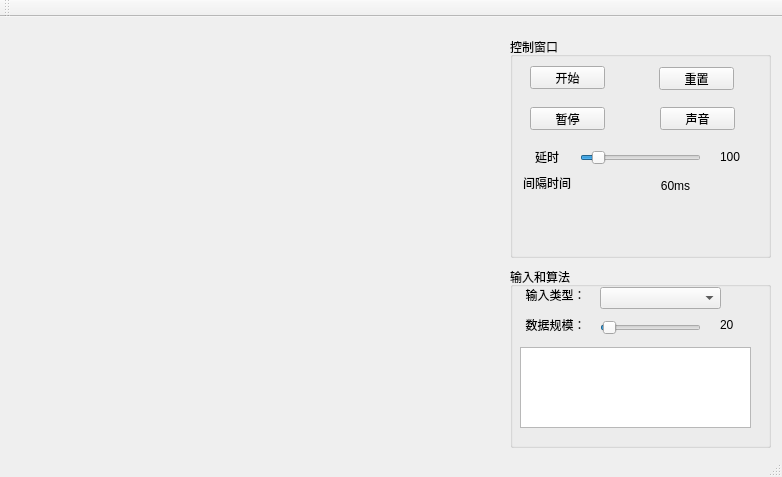
The window that mainwindow.ui (zxjbill/SortingAlgorithmDemo) describes before a commit, drawn with Qt 5.
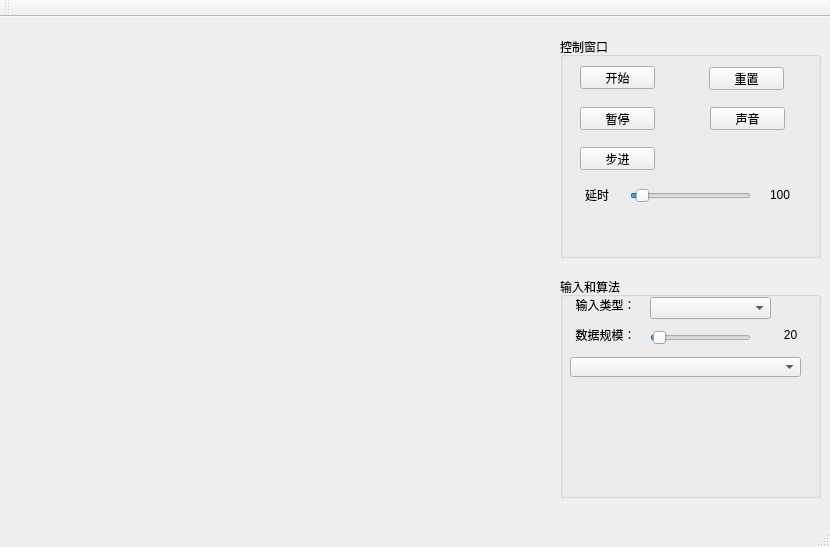
The same window after the commit.

Commit message: 增加了步进

```diff
--- a/mainwindow.ui
+++ b/mainwindow.ui
@@ -6,8 +6,8 @@
    <rect>
     <x>0</x>
     <y>0</y>
-    <width>782</width>
-    <height>477</height>
+    <width>830</width>
+    <height>547</height>
    </rect>
   </property>
   <property name="windowTitle">
@@ -17,7 +17,7 @@
    <widget class="QGroupBox" name="animationControlGBox">
     <property name="geometry">
      <rect>
-      <x>510</x>
+      <x>560</x>
       <y>20</y>
       <width>261</width>
       <height>221</height>
@@ -52,7 +52,7 @@
       <string>重置</string>
      </property>
     </widget>
-    <widget class="QPushButton" name="stepBtn">
+    <widget class="QPushButton" name="stopBtn">
      <property name="geometry">
       <rect>
        <x>20</x>
@@ -82,7 +82,7 @@
      <property name="geometry">
       <rect>
        <x>10</x>
-       <y>114</y>
+       <y>152</y>
        <width>54</width>
        <height>12</height>
       </rect>
@@ -94,43 +94,11 @@
       <set>Qt::AlignCenter</set>
      </property>
     </widget>
-    <widget class="QLabel" name="label_2">
-     <property name="geometry">
-      <rect>
-       <x>10</x>
-       <y>140</y>
-       <width>54</width>
-       <height>12</height>
-      </rect>
-     </property>
-     <property name="text">
-      <string>间隔时间</string>
-     </property>
-     <property name="alignment">
-      <set>Qt::AlignCenter</set>
-     </property>
-    </widget>
-    <widget class="QLabel" name="delayLabel">
-     <property name="geometry">
-      <rect>
-       <x>110</x>
-       <y>141</y>
-       <width>111</width>
-       <height>16</height>
-      </rect>
-     </property>
-     <property name="text">
-      <string>60ms</string>
-     </property>
-     <property name="alignment">
-      <set>Qt::AlignCenter</set>
-     </property>
-    </widget>
     <widget class="QSlider" name="horizontalSlider">
      <property name="geometry">
       <rect>
        <x>70</x>
-       <y>110</y>
+       <y>148</y>
        <width>121</width>
        <height>22</height>
       </rect>
@@ -142,7 +110,7 @@
       <number>1000</number>
      </property>
      <property name="value">
-      <number>100</number>
+      <number>50</number>
      </property>
      <property name="orientation">
       <enum>Qt::Horizontal</enum>
@@ -152,7 +120,7 @@
      <property name="geometry">
       <rect>
        <x>210</x>
-       <y>112</y>
+       <y>150</y>
        <width>41</width>
        <height>16</height>
       </rect>
@@ -161,14 +129,27 @@
       <string>100</string>
      </property>
     </widget>
+    <widget class="QPushButton" name="stepBtn">
+     <property name="geometry">
+      <rect>
+       <x>20</x>
+       <y>110</y>
+       <width>75</width>
+       <height>23</height>
+      </rect>
+     </property>
+     <property name="text">
+      <string>步进</string>
+     </property>
+    </widget>
    </widget>
    <widget class="QGroupBox" name="inputAndAlgorithmGBox">
     <property name="geometry">
      <rect>
-      <x>510</x>
-      <y>250</y>
+      <x>560</x>
+      <y>260</y>
       <width>261</width>
-      <height>181</height>
+      <height>221</height>
      </rect>
     </property>
     <property name="title">
@@ -250,16 +231,43 @@
      <property name="text">
       <string>20</string>
      </property>
+     <property name="alignment">
+      <set>Qt::AlignCenter</set>
+     </property>
     </widget>
-    <widget class="QListView" name="listView">
+    <widget class="QComboBox" name="sort_type_ComBox">
      <property name="geometry">
       <rect>
        <x>10</x>
        <y>80</y>
        <width>231</width>
-       <height>81</height>
+       <height>20</height>
       </rect>
      </property>
+     <property name="contextMenuPolicy">
+      <enum>Qt::DefaultContextMenu</enum>
+     </property>
+     <property name="editable">
+      <bool>false</bool>
+     </property>
+     <property name="currentText">
+      <string/>
+     </property>
+     <property name="currentIndex">
+      <number>-1</number>
+     </property>
+     <property name="sizeAdjustPolicy">
+      <enum>QComboBox::AdjustToContentsOnFirstShow</enum>
+     </property>
+     <property name="minimumContentsLength">
+      <number>12</number>
+     </property>
+     <property name="duplicatesEnabled">
+      <bool>true</bool>
+     </property>
+     <property name="modelColumn">
+      <number>0</number>
+     </property>
     </widget>
    </widget>
   </widget>
```
Left out of the diff: 4 changed lines with no effect on the pictures. The commit also changes 3 other files.
